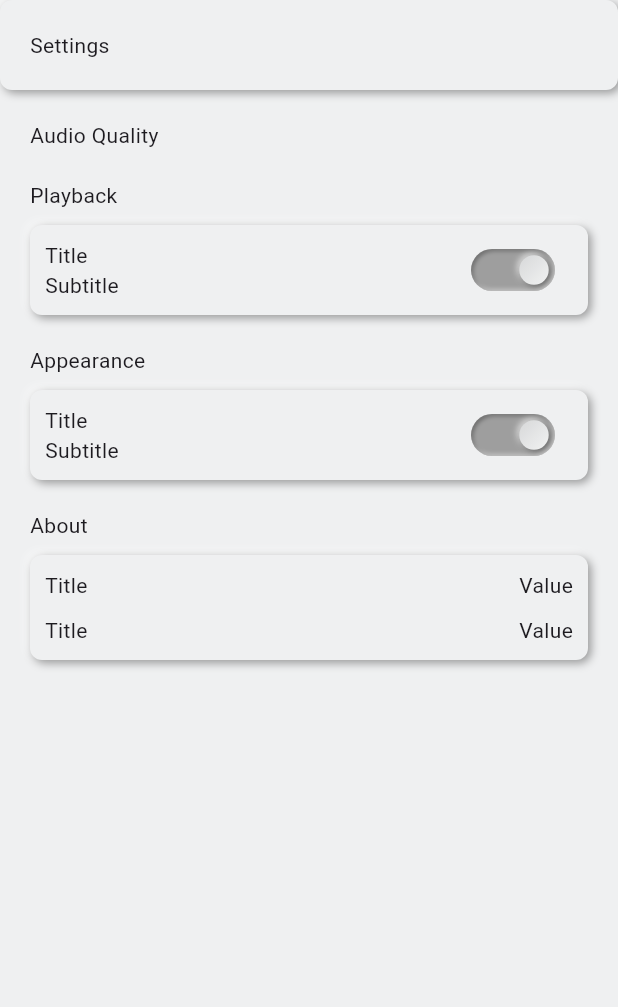
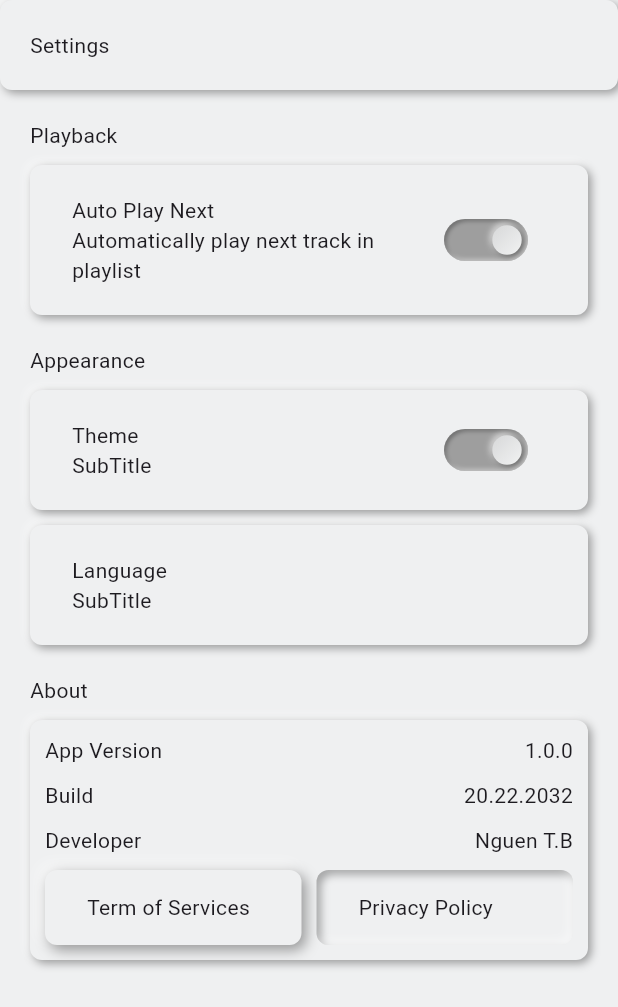
Before and after one commit to jchocola/ya_tuber, a Flutter app: the SettingPage screen opened directly, on a phone screen of 412 x 824 dp. Shown: the top 1007 px of the screen. Run offline on Flutter 3.47's test engine with Material 3 defaults, Android fonts, the phone set to English and light mode, and no system bars; our stand-ins replace equatable, flutter_neumorphic_plus, freezed_annotation, gap, get_it, logger and 3 more; missing offline and left inert: localstore, youtube_explode_dart.

Commit message:
privacy + term service

```diff
--- a/lib/core/app_constant.dart
+++ b/lib/core/app_constant.dart
@@ -10,4 +10,10 @@ class AppConstant {
   static double appPadding = 20.0;
   static double widgetPadding = 10;
   static double sliderHeight = 10;
+
+  static String privacyPolicy =
+      'https://www.freeprivacypolicy.com/live/0be1c786-9c92-431b-8e83-2f40ff4891f9';
+
+  static String termOfService =
+      'https://www.termsfeed.com/live/9e486d44-d875-4545-a957-d6951d3aab7f';
 }
--- a/lib/presentation/setting_page/setting_page.dart
+++ b/lib/presentation/setting_page/setting_page.dart
@@ -21,7 +21,7 @@ class SettingPage extends StatelessWidget {
         crossAxisAlignment: CrossAxisAlignment.start,
         spacing: AppConstant.appPadding,
         children: [
-          AudioQualityWidget(),
+         // AudioQualityWidget(),
           PlaybackWidget(),
           AppareanceWidget(),
           AboutWidget()
--- a/lib/presentation/setting_page/widget/about_widget.dart
+++ b/lib/presentation/setting_page/widget/about_widget.dart
@@ -1,6 +1,8 @@
 import 'package:flutter/material.dart';
 import 'package:flutter_neumorphic_plus/flutter_neumorphic.dart';
+import 'package:url_launcher/url_launcher.dart';
 import 'package:ya_tuber/core/app_constant.dart';
+import 'package:ya_tuber/widget/big_button.dart';
 import 'package:ya_tuber/widget/setting_title.dart';
 
 class AboutWidget extends StatelessWidget {
@@ -14,13 +16,57 @@ class AboutWidget extends StatelessWidget {
       children: [
         Text('About'),
         Neumorphic(
+
           child: Padding(
             padding: EdgeInsets.all(AppConstant.widgetPadding),
             child: Column(
               spacing: AppConstant.widgetPadding,
               children: [
-            _customTextWidget(context),
-            _customTextWidget(context),
+                _customTextWidget(
+                  context,
+                  title: 'App Version',
+                  value: '1.0.0',
+                ),
+                _customTextWidget(context, title: 'Build', value: '20.22.2032'),
+                _customTextWidget(
+                  context,
+                  title: 'Developer',
+                  value: 'Nguen T.B',
+                ),
+
+                Row(
+                  spacing: AppConstant.widgetPadding,
+                  children: [
+                    Expanded(
+                      child: BigButton(
+
+                        title: 'Term of Services', onPressed: () async{
+                         if (!await launchUrl(
+                            Uri.parse(AppConstant.termOfService),
+                          )) {
+                            throw Exception(
+                              'Could not launch ${AppConstant.termOfService}',
+                            );
+                          }
+                      }),
+                    ),
+                    Expanded(
+                      child: BigButton(
+                        isNegative: true,
+                        title: 'Privacy Policy',
+                        onPressed: () async {
+                          if (!await launchUrl(
+                            Uri.parse(AppConstant.privacyPolicy),
+                          )) {
+                            throw Exception(
+                              'Could not launch ${AppConstant.privacyPolicy}',
+                            );
+                          }
+                        },
+                      ),
+                    ),
+                  ],
+                ),
               ],
             ),
           ),
@@ -29,13 +75,14 @@ class AboutWidget extends StatelessWidget {
     );
   }
 
-  Widget _customTextWidget(BuildContext context, {String title = 'Title', String value = 'Value'}) {
+  Widget _customTextWidget(
+    BuildContext context, {
+    String title = 'Title',
+    String value = 'Value',
+  }) {
     return Row(
       mainAxisAlignment: MainAxisAlignment.spaceBetween,
-      children: [
-        Text(title),
-        Text(value),
-      ],
+      children: [Text(title), Text(value)],
     );
   }
 }
--- a/lib/presentation/setting_page/widget/apparance_widget.dart
+++ b/lib/presentation/setting_page/widget/apparance_widget.dart
@@ -12,7 +12,12 @@ class AppareanceWidget extends StatelessWidget {
       spacing: AppConstant.widgetPadding,
       children: [
         Text('Appearance'),
-        SettingTitle()
+        SettingTitle(title: 'Theme',withSwitch: true, onPressed: () {
+
+        },),
+        SettingTitle(title: 'Language',onPressed: () {
+
+        },),
       ],
     );
   }
--- a/lib/presentation/setting_page/widget/playback_widget.dart
+++ b/lib/presentation/setting_page/widget/playback_widget.dart
@@ -12,7 +12,9 @@ class PlaybackWidget extends StatelessWidget {
       spacing: AppConstant.widgetPadding,
       children: [
         Text('Playback'),
-        SettingTitle()
+        SettingTitle(title: 'Auto Play Next',subTitle: 'Automatically play next track in playlist',withSwitch: true,onPressed: () {
+
+        },)
       ],
     );
   }
--- a/lib/widget/setting_title.dart
+++ b/lib/widget/setting_title.dart
@@ -3,21 +3,26 @@ import 'package:flutter_neumorphic_plus/flutter_neumorphic.dart';
 import 'package:ya_tuber/core/app_constant.dart';
 
 class SettingTitle extends StatelessWidget {
-  const SettingTitle({super.key});
-
+  const SettingTitle({super.key, this.withSwitch = false,this.title = 'Title',this.subTitle = 'SubTitle', this.onPressed});
+  final String title;
+  final String subTitle;
+  final bool withSwitch;
+  final void Function()? onPressed;
   @override
   Widget build(BuildContext context) {
-    return Neumorphic(
+    return NeumorphicButton(
+      onPressed: onPressed,
       child: Padding(
-        padding:  EdgeInsets.all(AppConstant.widgetPadding),
+        padding: EdgeInsets.all(AppConstant.widgetPadding),
         child: Row(
           children: [
-            Expanded(child: Column(crossAxisAlignment: CrossAxisAlignment.start,
-              children: [Text('Title'), Text('Subtitle')])),
-            Transform.scale(scale: 0.7, child: NeumorphicSwitch(
-
-              value: true,
-            )),
+            Expanded(
+              child: Column(
+                crossAxisAlignment: CrossAxisAlignment.start,
+                children: [Text(title), Text(subTitle)],
+              ),
+            ),
+            withSwitch ? Transform.scale(scale: 0.7, child: NeumorphicSwitch(value: true)) :SizedBox(),
           ],
         ),
       ),
--- a/pubspec.yaml
+++ b/pubspec.yaml
@@ -48,6 +48,7 @@ dependencies:
   freezed_annotation: ^3.1.0
   json_annotation: ^4.9.0
   localstore: ^1.4.0
+  url_launcher: ^6.3.2
 
 dev_dependencies:
   flutter_test:
```
Also changed, not shown: pubspec.lock.
